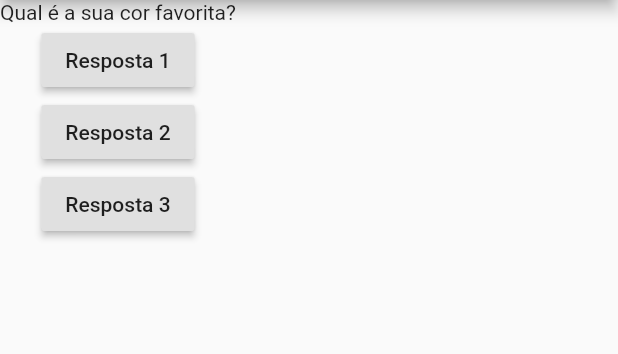
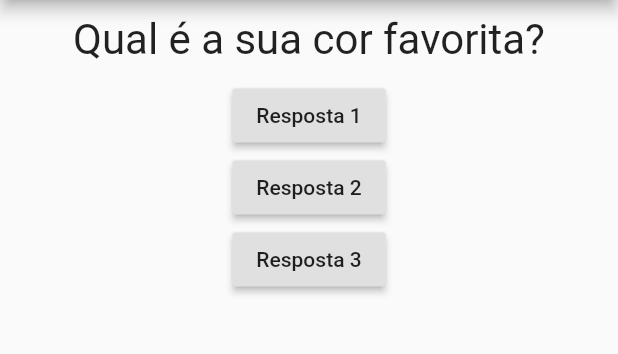
Before and after one commit to wandermoschetta/projeto-perguntas, a Flutter app: the screen it shows after launch, on a phone screen of 412 x 824 dp, the part 84-438 px from its top. Run offline on Flutter 3.47's test engine with Material 2 defaults, Android fonts, the phone set to English and light mode, and no system bars.

Commit message:
criado componente Questao

```diff
--- a/lib/main.dart
+++ b/lib/main.dart
@@ -1,6 +1,5 @@
-
-import 'package:flutter/cupertino.dart';
 import 'package:flutter/material.dart';
+import './questao.dart';
 
 main() => runApp(PerguntaApp());
 
@@ -29,7 +28,7 @@ class _PerguntaAppState extends State<PerguntaApp> {
         ),
         body: Column(
           children: <Widget>[
-            Text(perguntas[_perguntaSelecionada]),
+            Questao(perguntas[_perguntaSelecionada]),
             RaisedButton(
               child: Text('Resposta 1'),
               onPressed: _responder,
--- /dev/null
+++ b/lib/questao.dart
@@ -0,0 +1,21 @@
+import 'package:flutter/material.dart';
+
+class Questao extends StatelessWidget {
+  final String texto;
+
+  Questao(this.texto);
+
+  @override
+  Widget build(BuildContext context){
+    return Container(
+      width: double.infinity,
+      margin: EdgeInsets.all(10),
+      child: Text(
+        texto,
+        style: TextStyle(fontSize: 28),
+        textAlign: TextAlign.center,
+      ),
+    );
+
+  }
+}
```
